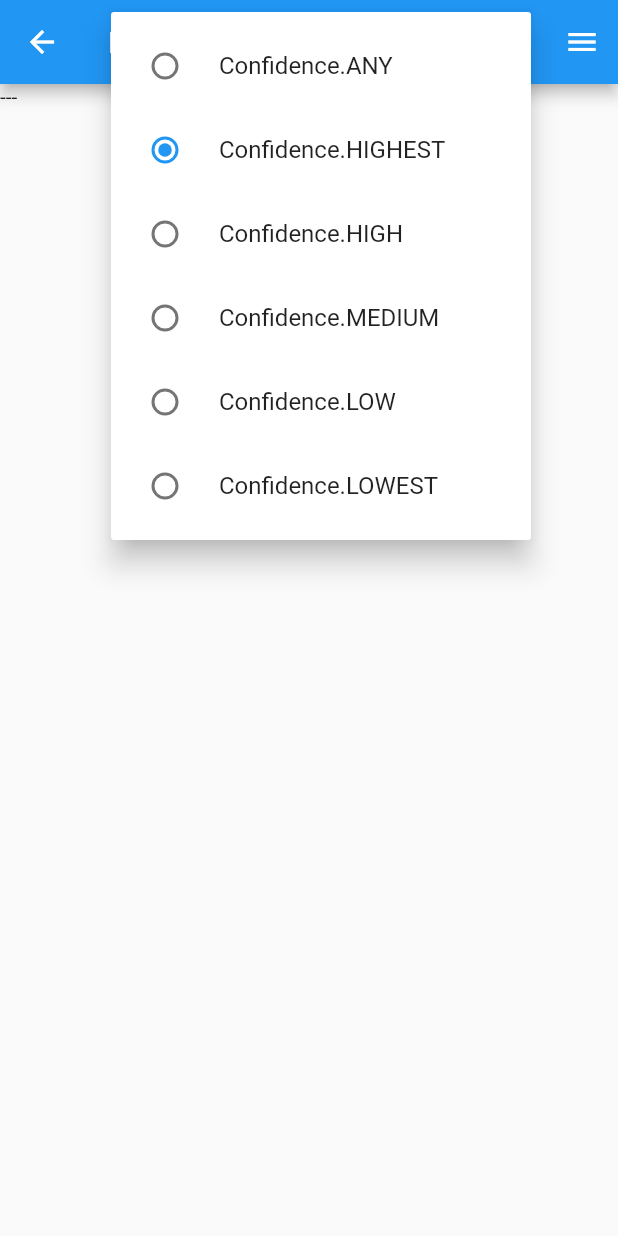
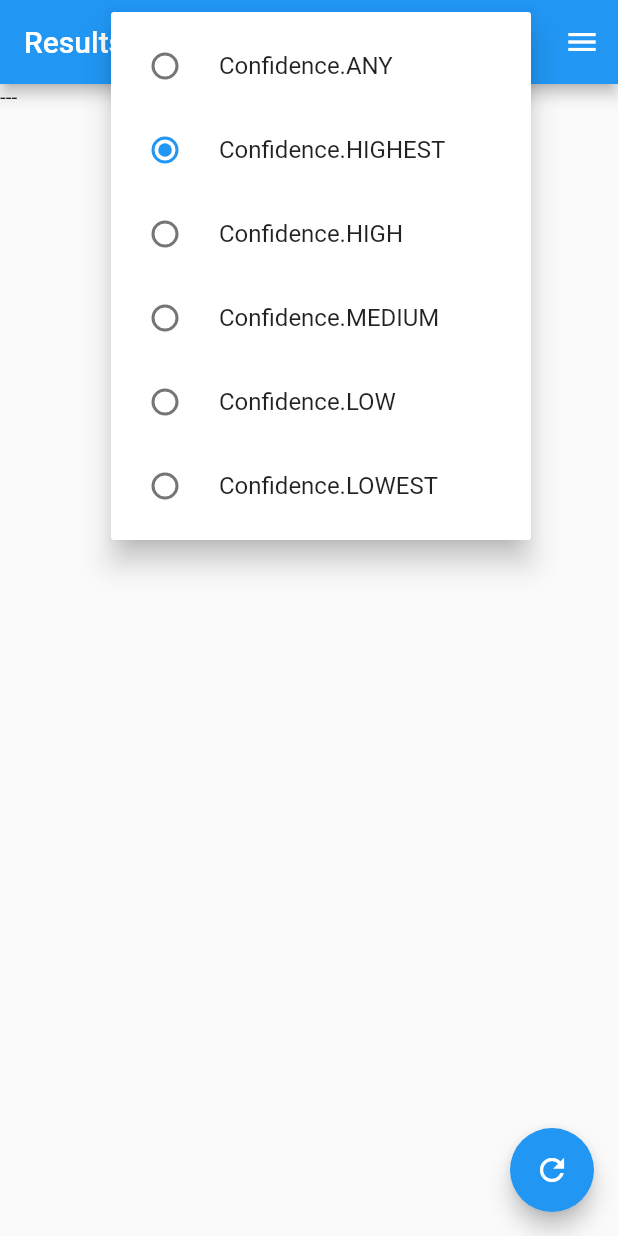
Before and after one commit to mzdm/czech_fonts_validator, a Flutter app: the ResultPage screen opened directly with empty values, after a tap on the "filter alt" icon, on a phone screen of 412 x 824 dp. Run offline on Flutter 3.47's test engine with Material 2 defaults, Android fonts, the phone set to English and light mode, and no system bars; our stand-ins replace equatable, rxdart; missing offline and left inert: dart:html, dart:js, google_language_fonts; network calls fail.

Commit message:
Show initial page with fonts on launch (#8)

```diff
--- a/lib/blocs/font_bloc.dart
+++ b/lib/blocs/font_bloc.dart
@@ -6,6 +6,8 @@ import 'package:rxdart/rxdart.dart';
 enum ScanBatch { FIRST, SECOND, THIRD }
 
 class FontBloc {
+  final initialFontsList = <CzechFont>[];
+
   var allValidatedFontsList = <CzechFont>[];
   final ReplaySubject<CzechFont> _firstBatch = ReplaySubject();
   final ReplaySubject<CzechFont> _secondBatch = ReplaySubject();
@@ -15,16 +17,24 @@ class FontBloc {
   var _scanCounter = 0;
   final BehaviorSubject<int> _scan = BehaviorSubject.seeded(0);
 
-  FontBloc() {
+  FontBloc({List<CzechFont> initialFontsList}) {
+    if (initialFontsList != null) {
+      this.initialFontsList.addAll(initialFontsList);
+    }
+
     scanCounter = _scan.stream;
     // TODO: refactor heavy ReplaySubject with BehaviorSubject
   }
 
-  Stream<CzechFont> get concatStreams =>
-      Rx.concat([_firstBatch, _secondBatch, _thirdBatch]);
+  Stream<CzechFont> get dataStreams {
+    if (initialFontsList.isNotEmpty) {
+      return Stream.fromIterable(initialFontsList);
+    }
+    return Rx.concat([_firstBatch, _secondBatch, _thirdBatch]);
+  }
 
   Stream<List<CzechFont>> getFilteredStream(Confidence confidence) {
-    return concatStreams.scan(
+    return dataStreams.scan(
       (List<CzechFont> acc, value, index) => acc..add(value),
       <CzechFont>[],
     ).map(
--- a/lib/pages/result_page.dart
+++ b/lib/pages/result_page.dart
@@ -1,6 +1,7 @@
 import 'package:czech_fonts_validator/blocs/font_bloc.dart';
 import 'package:czech_fonts_validator/helpers/validation_helper.dart';
 import 'package:czech_fonts_validator/models/czech_font_model.dart';
+import 'package:czech_fonts_validator/pages/font_validation_page.dart';
 import 'package:czech_fonts_validator/utils/utils.dart'
     if (dart.library.html) 'package:czech_fonts_validator/utils/web_utils.dart'
     as u;
@@ -68,6 +69,7 @@ class _ResultPageState extends State<ResultPage> {
         ],
       ),
       body: buildListStream(),
+      floatingActionButton: buildFAB(context),
     );
   }
 
@@ -220,4 +222,16 @@ class _ResultPageState extends State<ResultPage> {
       style: valHelper.getFontTextStyle(font.fontName, fontSize: 26.0),
     );
   }
+
+  FloatingActionButton buildFAB(BuildContext context) {
+    return FloatingActionButton(
+      onPressed: () {
+        return Navigator.of(context).push(
+          MaterialPageRoute(builder: (_) => FontValidationPage()),
+        );
+      },
+      tooltip: 'Revalidate fonts',
+      child: Icon(Icons.refresh),
+    );
+  }
 }
```
Also changed, not shown: lib/main.dart (+10 -15 lines), lib/pages/font_validation_page.dart (+33 -16 lines), lib/service/service.dart (+30 -3 lines), lib/widgets/custom_appbar.dart (added, +9 -0 lines), lib/widgets/display_status_message.dart (added, +18 -0 lines), pubspec.lock.
